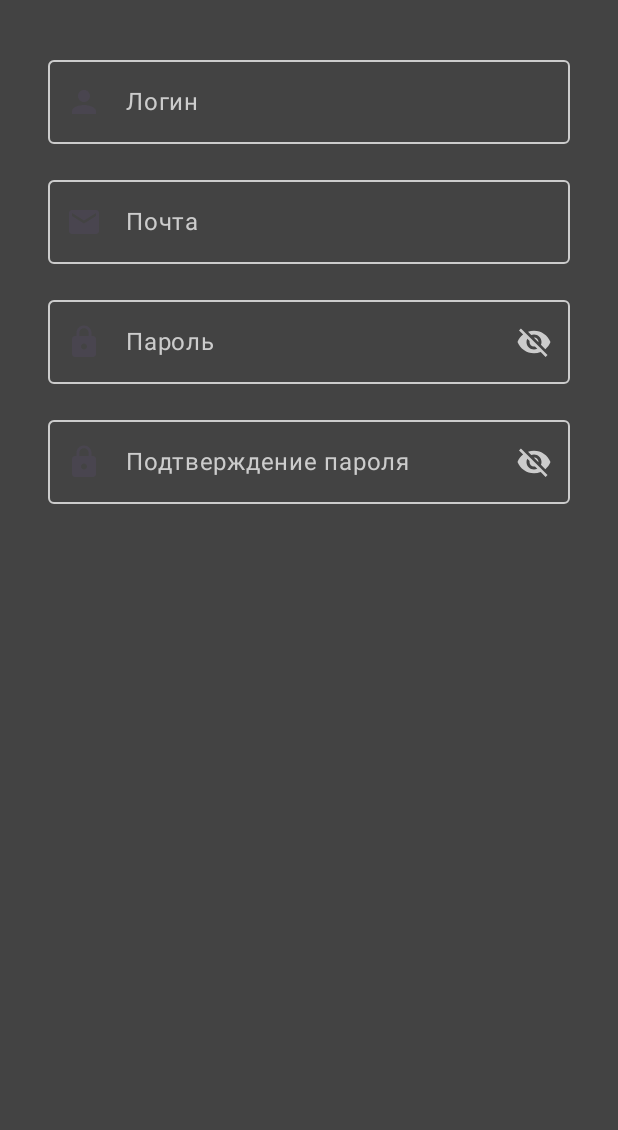
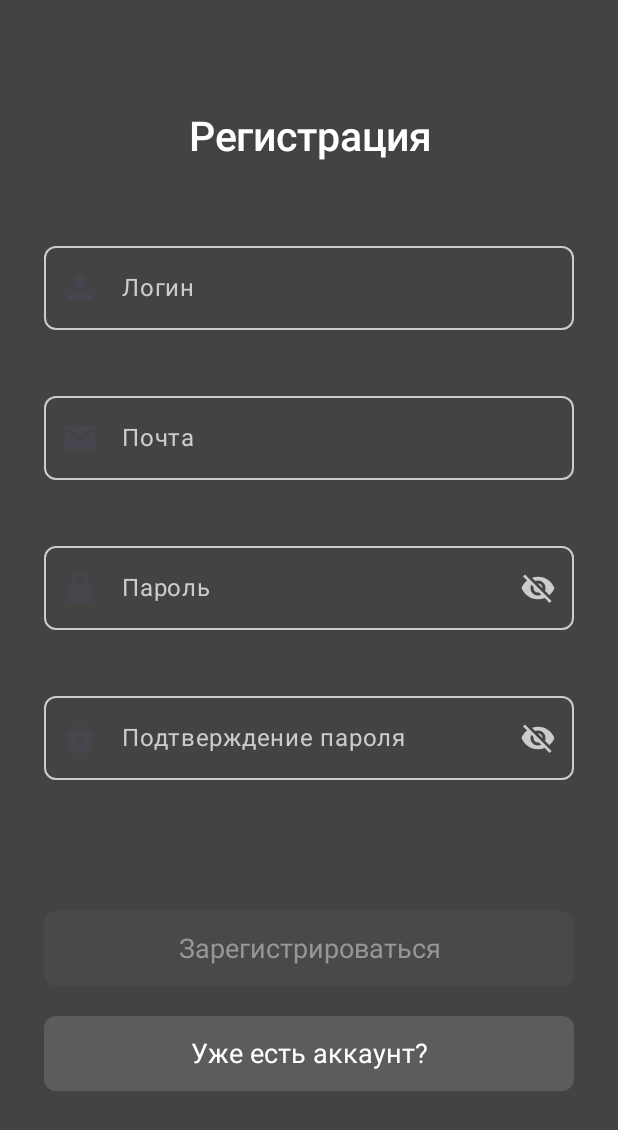
Before and after one commit to Aranthar/TaskTracker_detouche-sandbox, an Android app built with Jetpack Compose: the screen it shows after launch (MainActivity), on a phone screen of 412 x 824 dp. Shown: the top 1130 px of the screen. Run offline under Robolectric (Android 15) with nearby library versions, the phone set to English and light mode, and no system bars.

Commit message:
Добавить кнопки к окну регистрации

```diff
--- a/app/src/main/java/com/example/tasktracker/components/functions/AppComponents.kt
+++ b/app/src/main/java/com/example/tasktracker/components/functions/AppComponents.kt
@@ -2,13 +2,19 @@ package com.example.tasktracker.components.functions
 
 import androidx.compose.foundation.background
 import androidx.compose.foundation.layout.Column
+import androidx.compose.foundation.layout.fillMaxSize
 import androidx.compose.foundation.layout.fillMaxWidth
+import androidx.compose.foundation.layout.height
 import androidx.compose.foundation.layout.heightIn
+import androidx.compose.foundation.layout.padding
+import androidx.compose.foundation.layout.paddingFromBaseline
 import androidx.compose.foundation.text.KeyboardActions
 import androidx.compose.foundation.text.KeyboardOptions
 import androidx.compose.material.icons.Icons
 import androidx.compose.material.icons.filled.Visibility
 import androidx.compose.material.icons.filled.VisibilityOff
+import androidx.compose.material3.Button
+import androidx.compose.material3.ButtonDefaults
 import androidx.compose.material3.ExperimentalMaterial3Api
 import androidx.compose.material3.Icon
 import androidx.compose.material3.IconButton
@@ -22,9 +28,10 @@ import androidx.compose.runtime.mutableStateOf
 import androidx.compose.runtime.saveable.rememberSaveable
 import androidx.compose.runtime.setValue
 import androidx.compose.ui.Modifier
-import androidx.compose.ui.draw.clip
 import androidx.compose.ui.graphics.Color
 import androidx.compose.ui.graphics.painter.Painter
+import androidx.compose.ui.layout.onGloballyPositioned
+import androidx.compose.ui.platform.LocalDensity
 import androidx.compose.ui.platform.LocalFocusManager
 import androidx.compose.ui.res.painterResource
 import androidx.compose.ui.res.stringResource
@@ -32,23 +39,30 @@ import androidx.compose.ui.text.input.ImeAction
 import androidx.compose.ui.text.input.KeyboardType
 import androidx.compose.ui.text.input.PasswordVisualTransformation
 import androidx.compose.ui.text.input.VisualTransformation
+import androidx.compose.ui.text.style.TextAlign
+import androidx.compose.ui.unit.dp
 import com.example.tasktracker.R
 import com.example.tasktracker.components.componentsShape
 import com.example.tasktracker.data.ErrorMessageObject
 import com.example.tasktracker.data.RegexObject
+import com.example.tasktracker.ui.theme.colorActiveButton
 import com.example.tasktracker.ui.theme.colorBackground
+import com.example.tasktracker.ui.theme.colorNotActiveButton
 import com.example.tasktracker.ui.theme.colorOnError
+import com.example.tasktracker.ui.theme.colorOnSecondary
 import com.example.tasktracker.ui.theme.colorOnTertiary
 import com.example.tasktracker.ui.theme.colorPrimary
+import com.example.tasktracker.ui.theme.colorTextNotActiveButton
 import com.example.tasktracker.viewModels.SignUpViewModel
 
 @Composable
-fun HeadingTextComponent(value: String) {
+fun HeadingTextComponent(value: String, modifier: Modifier) {
     Text(
         text = value,
-        modifier = Modifier
+        modifier = modifier
             .fillMaxWidth()
             .heightIn()
+            .paddingFromBaseline(0.dp, 55.dp)
             .background(MaterialTheme.colorScheme.background),
         style = MaterialTheme.typography.titleLarge,
         color = MaterialTheme.colorScheme.onSecondary
@@ -59,22 +73,32 @@ fun HeadingTextComponent(value: String) {
 fun NormalTextComponent(value: String) {
     Text(
         text = value,
+        textAlign = TextAlign.Center,
         modifier = Modifier
             .fillMaxWidth()
-            .heightIn()
-            .background(MaterialTheme.colorScheme.background),
+            .heightIn(),
         style = MaterialTheme.typography.bodyMedium,
-        color = MaterialTheme.colorScheme.onSecondary
     )
 }
 
 @Composable
-fun LabelTextComponent(value: String) {
+fun LabelTextComponent(value: String, viewModel: SignUpViewModel) {
+//    var textHeight by remember { mutableStateOf(0.dp) }
+    val context = LocalDensity.current
+//    viewModel.changeHeightLabel(textHeight)
+
     Text(
         text = value,
         modifier = Modifier
             .fillMaxWidth()
             .heightIn()
+//            .onGloballyPositioned { coordinates ->
+//                val height = with(context) {
+//                    coordinates.size.height.toDp()
+//                }
+//                textHeight = height
+//                Log.d("ANIME", textHeight.toString())
+//            }
             .background(MaterialTheme.colorScheme.background),
         style = MaterialTheme.typography.labelSmall,
         color = MaterialTheme.colorScheme.error
@@ -168,7 +192,7 @@ fun TextFiledComponent(labelValue: String, painterResource: Painter, viewModel:
             if (isError) {
                 Column {
                     errorMessage.split("||").forEach { text ->
-                        LabelTextComponent(text)
+                        LabelTextComponent(text, viewModel)
                     }
                 }
             }
@@ -194,9 +218,10 @@ fun TextFiledComponent(labelValue: String, painterResource: Painter, viewModel:
         leadingIcon = {
             Icon(painter = painterResource, contentDescription = "")
         },
+        shape = componentsShape.medium,
         modifier = Modifier
             .fillMaxWidth()
-            .clip(componentsShape.small)
+            .padding(bottom = 20.dp)
     )
 }
 
@@ -210,7 +235,7 @@ fun PasswordFiledComponent(labelValue: String, painterResource: Painter, viewMod
     var passwordValue by rememberSaveable { mutableStateOf("") }
     val passwordVisible = rememberSaveable { mutableStateOf(false) }
     var isError by rememberSaveable { mutableStateOf(false) }
-    var errorMessage by rememberSaveable { mutableStateOf("Неизвестная ошибка") }
+    var errorMessage by rememberSaveable { mutableStateOf("") }
 
 
     OutlinedTextField(
@@ -272,7 +297,7 @@ fun PasswordFiledComponent(labelValue: String, painterResource: Painter, viewMod
             if (isError) {
                 Column {
                     errorMessage.split("||").forEach { text ->
-                        LabelTextComponent(text)
+                        LabelTextComponent(text, viewModel)
                     }
                 }
             }
@@ -306,9 +331,10 @@ fun PasswordFiledComponent(labelValue: String, painterResource: Painter, viewMod
         leadingIcon = {
             Icon(painter = painterResource, contentDescription = "")
         },
+        shape = componentsShape.medium,
         modifier = Modifier
             .fillMaxWidth()
-            .clip(componentsShape.small)
+            .padding(bottom = 20.dp)
     )
 }
 
@@ -322,7 +348,7 @@ fun PasswordConfirmFiledComponent(labelValue: String, painterResource: Painter,
     var passwordValue by rememberSaveable { mutableStateOf("") }
     val passwordVisible = rememberSaveable { mutableStateOf(false) }
     var isError by rememberSaveable { mutableStateOf(false) }
-    var errorMessage by rememberSaveable { mutableStateOf("Неизвестная ошибка") }
+    var errorMessage by rememberSaveable { mutableStateOf("") }
 
     OutlinedTextField(
         value = passwordValue,
@@ -345,7 +371,7 @@ fun PasswordConfirmFiledComponent(labelValue: String, painterResource: Painter,
         },
         isError = isError,
         supportingText = {
-            if (isError) LabelTextComponent(errorMessage)
+            if (isError) LabelTextComponent(errorMessage, viewModel)
         },
         trailingIcon = {
             val iconImage = if(passwordVisible.value) Icons.Filled.Visibility else Icons.Filled.VisibilityOff
@@ -379,8 +405,29 @@ fun PasswordConfirmFiledComponent(labelValue: String, painterResource: Painter,
         keyboardActions = KeyboardActions {
             localFocusManager.clearFocus()
         },
+        shape = componentsShape.medium,
         modifier = Modifier
             .fillMaxWidth()
-            .clip(componentsShape.small)
     )
 }
+
+@Composable
+fun SignInUpButton(text: String, onClick: () -> Unit, enable: Boolean) {
+    Button(
+        onClick = onClick,
+        enabled = enable,
+        colors = ButtonDefaults.buttonColors(
+            disabledContainerColor = colorNotActiveButton,
+            disabledContentColor = colorTextNotActiveButton,
+            containerColor = colorActiveButton,
+            contentColor = colorOnSecondary
+            ),
+        shape = componentsShape.medium,
+        modifier = Modifier
+            .padding(bottom = 20.dp)
+            .heightIn(50.dp, 50.dp)
+            .fillMaxWidth()
+    ) {
+        NormalTextComponent(text)
+    }
+}
--- a/app/src/main/java/com/example/tasktracker/screens/SignUpScreen.kt
+++ b/app/src/main/java/com/example/tasktracker/screens/SignUpScreen.kt
@@ -1,9 +1,9 @@
 package com.example.tasktracker.screens
 
-import android.util.Log
 import androidx.compose.foundation.background
 import androidx.compose.foundation.layout.Column
 import androidx.compose.foundation.layout.fillMaxSize
+import androidx.compose.foundation.layout.height
 import androidx.compose.foundation.layout.padding
 import androidx.compose.material3.MaterialTheme
 import androidx.compose.material3.Surface
@@ -14,8 +14,10 @@ import androidx.compose.ui.res.stringResource
 import androidx.compose.ui.tooling.preview.Preview
 import androidx.compose.ui.unit.dp
 import com.example.tasktracker.R
+import com.example.tasktracker.components.functions.HeadingTextComponent
 import com.example.tasktracker.components.functions.PasswordConfirmFiledComponent
 import com.example.tasktracker.components.functions.PasswordFiledComponent
+import com.example.tasktracker.components.functions.SignInUpButton
 import com.example.tasktracker.components.functions.TextFiledComponent
 import com.example.tasktracker.viewModels.SignUpViewModel
 
@@ -26,7 +28,7 @@ fun SignUpScreen() {
     Surface(
         modifier = Modifier
             .fillMaxSize()
-            .padding(32.dp)
+            .padding(horizontal = 29.dp, vertical = 75.dp)
             .background(MaterialTheme.colorScheme.background)
     ) {
         Column(
@@ -34,6 +36,11 @@ fun SignUpScreen() {
                 .fillMaxSize()
                 .background(MaterialTheme.colorScheme.background)
         ) {
+            HeadingTextComponent(
+                value = stringResource(id = R.string.header_text_registration),
+                modifier = Modifier
+                    .padding(start = 30.dp, end = 30.dp)
+            )
             TextFiledComponent(
                 labelValue = stringResource(id = R.string.login_label),
                 painterResource = painterResource(id = R.drawable.login_icon),
@@ -54,7 +61,11 @@ fun SignUpScreen() {
                 painterResource = painterResource(id = R.drawable.lock_icon),
                 viewModel
             )
-            Log.d("ANIME", viewModel.infoAboutRegistration().toString())
+            androidx.compose.foundation.layout.Spacer(modifier = Modifier.height(71.dp))
+            // TODO: сделать функцию регистрации
+            SignInUpButton(stringResource(R.string.text_registration), {  }, viewModel.infoAboutRegistration())
+            // TODO: сделать функцию перехода на активити авторизации
+            SignInUpButton(stringResource(R.string.text_account), {  }, true)
         }
     }
 }
--- a/app/src/main/java/com/example/tasktracker/ui/theme/Color.kt
+++ b/app/src/main/java/com/example/tasktracker/ui/theme/Color.kt
@@ -7,3 +7,6 @@ val colorOnSecondary = Color(0xFFFFFFFF)
 val colorOnTertiary = Color(0xFFA3FF83)
 val colorOnError = Color(0xFFFF7676)
 val colorBackground = Color(0xFF434343)
+val colorActiveButton = Color(0xFF5C5C5C)
+val colorNotActiveButton = Color(0xFF494949)
+val colorTextNotActiveButton = Color(0xFF979797)
--- a/app/src/main/java/com/example/tasktracker/ui/theme/Type.kt
+++ b/app/src/main/java/com/example/tasktracker/ui/theme/Type.kt
@@ -38,8 +38,8 @@ val Typography = Typography(
     bodyMedium = TextStyle(
         fontFamily = fontFamily,
         fontWeight = FontWeight.Normal,
-        fontSize = 15.sp,
-        lineHeight = 20.49.sp,
+        fontSize = 18.sp,
+        lineHeight = 24.59.sp,
     ),
     labelSmall = TextStyle(
         fontFamily = fontFamily,
--- a/app/src/main/java/com/example/tasktracker/viewModels/SignUpViewModel.kt
+++ b/app/src/main/java/com/example/tasktracker/viewModels/SignUpViewModel.kt
@@ -1,17 +1,30 @@
 package com.example.tasktracker.viewModels
 
 import androidx.compose.runtime.getValue
+import androidx.compose.runtime.mutableIntStateOf
 import androidx.compose.runtime.mutableStateOf
 import androidx.compose.runtime.setValue
+import androidx.compose.ui.unit.Dp
+import androidx.compose.ui.unit.dp
 import androidx.lifecycle.ViewModel
 
 class SignUpViewModel: ViewModel() {
+    private var heightLabel by  mutableStateOf(0.dp)
+
     internal var passwordForCheck by  mutableStateOf("")
 
     private var login by  mutableStateOf(false)
     private var email by  mutableStateOf(false)
     private var password by  mutableStateOf(false)
     private var confirmPassword by  mutableStateOf(false)
+
+    fun changeHeightLabel(input: Dp) {
+        heightLabel = input
+    }
+
+    fun takeHeightLabel(): Dp {
+        return heightLabel
+    }
 
     fun changePasswordForCheck(input: String) {
         passwordForCheck = input
--- a/app/src/main/res/values/strings.xml
+++ b/app/src/main/res/values/strings.xml
@@ -2,10 +2,13 @@
     <string name="app_name">TaskTracker</string>
 
     <!--  Authentication  -->
+    <string name="header_text_registration">Регистрация</string>
     <string name="login_label">Логин</string>
     <string name="email_label">Почта</string>
     <string name="password_label">Пароль</string>
     <string name="confirm_password_label">Подтверждение пароля</string>
     <string name="hide_password">Скрыть пароль</string>
     <string name="show_password">Показать пароль</string>
+    <string name="text_registration">Зарегистрироваться</string>
+    <string name="text_account">Уже есть аккаунт?</string>
 </resources>
```
